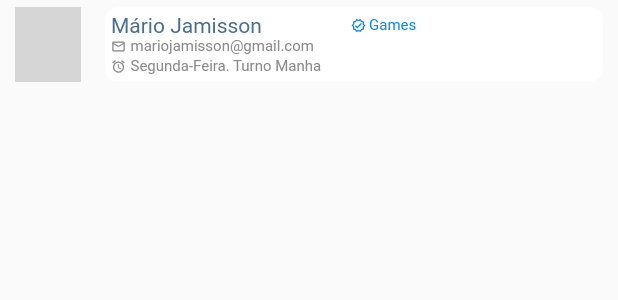
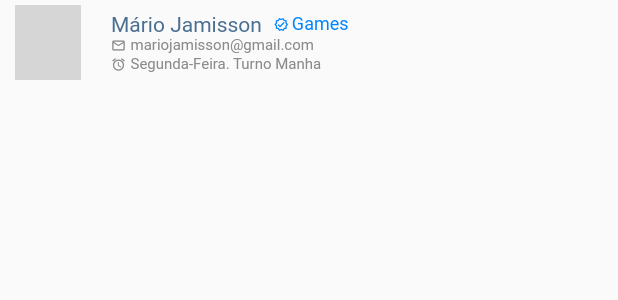
Before and after one commit to LAMPI-Oficial/Easy-Flow, a Flutter app: the TileRepresentativeWidget widget shown alone on an empty page, opened directly with sample values from the repository, on a phone screen of 412 x 824 dp. Shown: the top 300 px of the screen. Run offline on Flutter 3.47's test engine with Material 2 defaults, Android fonts, the phone set to English and light mode, and no system bars; drawn by our look-alikes of auto_size_text; our stand-ins replace expandable_text, get, result_dart; missing offline and left inert: stylish_dialog; accounts and stored records are empty; network calls fail; Roboto replaces fonts that are missing (Segoe UI); grey boxes are pictures that could not be loaded.

Commit message:
Alterações lista de representantes

```diff
--- a/lib/layers/modules/home/pages/representatives.dart
+++ b/lib/layers/modules/home/pages/representatives.dart
@@ -1,11 +1,10 @@
-import 'package:easyflow/layers/modules/home/controller/home_controller.dart';
 import 'package:easyflow/layers/modules/home/model/representatives_model.dart';
 import 'package:easyflow/layers/modules/home/widgets/tite_representative.dart';
 import 'package:flutter/material.dart';
 
 class PageRepresentatives extends StatelessWidget {
   final List<RepresentativesModel> representatives;
-  PageRepresentatives({super.key, required this.representatives});
+  const PageRepresentatives({super.key, required this.representatives});
 
   @override
   Widget build(BuildContext context) {
--- a/lib/layers/modules/home/widgets/tite_representative.dart
+++ b/lib/layers/modules/home/widgets/tite_representative.dart
@@ -29,27 +29,18 @@ class TileRepresentativeWidget extends StatelessWidget {
           ),
         ),
       ),
-      title: Card(
-        elevation: 0,
-        margin: const EdgeInsets.symmetric(vertical: 1),
-        shape: RoundedRectangleBorder(
-          borderRadius: BorderRadius.circular(
-            8,
-          ),
-        ),
-        child: Container(
+      title: Container(
+        decoration: BoxDecoration(borderRadius: BorderRadius.circular(8)),
         margin: const EdgeInsets.symmetric(horizontal: 4, vertical: 4),
         child: Column(
-            crossAxisAlignment: CrossAxisAlignment.stretch,
+          crossAxisAlignment: CrossAxisAlignment.start,
           mainAxisSize: MainAxisSize.min,
           children: [
             Row(
               mainAxisSize: MainAxisSize.min,
-                mainAxisAlignment: MainAxisAlignment.spaceEvenly,
+              mainAxisAlignment: MainAxisAlignment.start,
               children: [
-                  Expanded(
-                    flex: 1,
-                    child: AutoSizeText(
+                AutoSizeText(
                   representative.name,
                   maxLines: 1,
                   maxFontSize: 14,
@@ -61,7 +52,6 @@ class TileRepresentativeWidget extends StatelessWidget {
                       ),
                       fontFamily: 'Segoe UI'),
                 ),
-                  ),
                 const Padding(
                   padding: EdgeInsets.only(left: 8.0, right: 2),
                   child: Icon(
@@ -70,9 +60,7 @@ class TileRepresentativeWidget extends StatelessWidget {
                     color: Color(0xFF0085FF),
                   ),
                 ),
-                  Expanded(
-                    flex: 1,
-                    child: Text(
+                AutoSizeText(
                   representative.area,
                   style: const TextStyle(
                     fontSize: 10,
@@ -81,7 +69,8 @@ class TileRepresentativeWidget extends StatelessWidget {
                     overflow: TextOverflow.ellipsis,
                   ),
                 ),
-                  ),
+
+                // const Spacer()
               ],
             ),
             Padding(
@@ -98,7 +87,6 @@ class TileRepresentativeWidget extends StatelessWidget {
           ],
         ),
       ),
-      ),
     );
   }
 }
```
Lines whose indentation alone changed are shown as unchanged.
